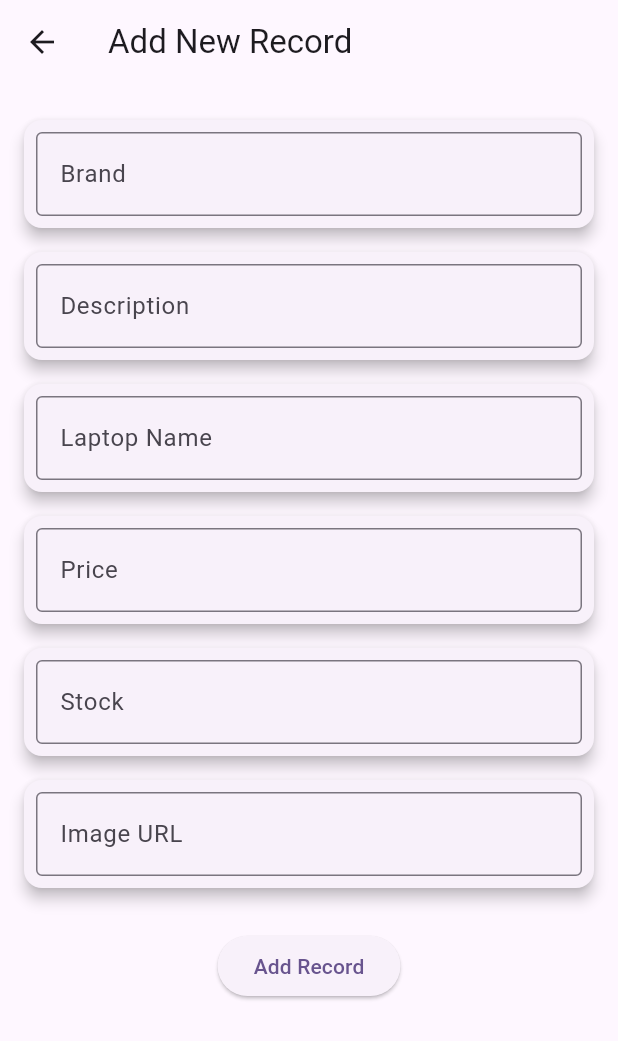
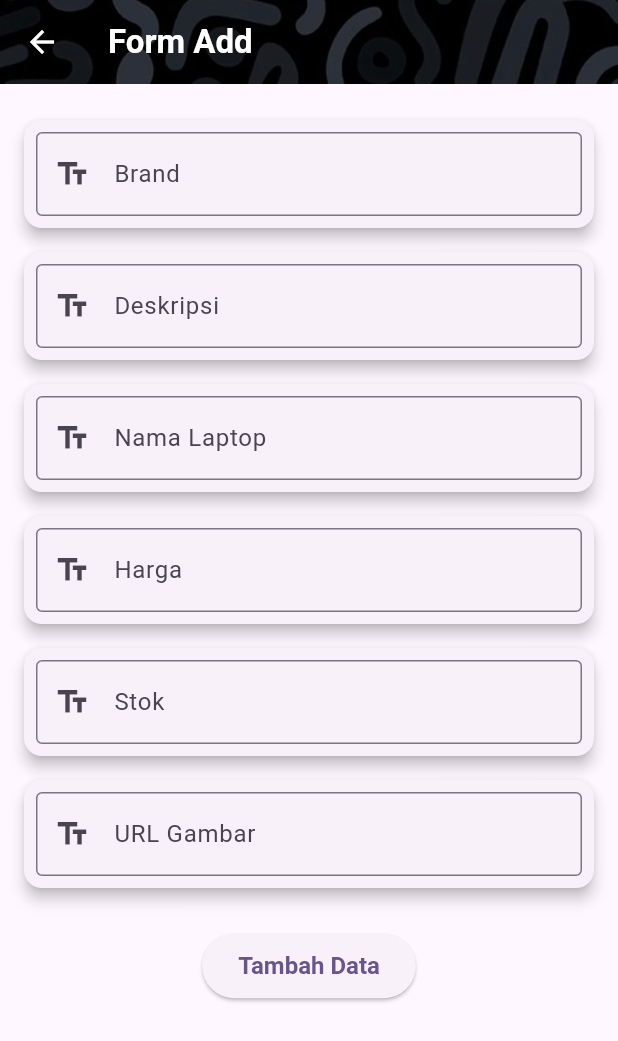
Before and after one commit to alijazzy/laptop_store, a Flutter app: the FormAddScreen screen opened directly, on a phone screen of 412 x 824 dp. Shown: the top 1041 px of the screen. Run offline on Flutter 3.47's test engine with Material 3 defaults, Android fonts, the light colour scheme and no system bars; our stand-ins replace cloud_firestore, csv, file_picker, firebase_auth, firebase_core, printing; accounts and stored records are empty; statements that could not run were skipped.

```diff
--- a/lib/page/form_add.dart
+++ b/lib/page/form_add.dart
@@ -9,7 +9,7 @@ class FormAddScreen extends StatefulWidget {
 }
 
 class _FormAddScreenState extends State<FormAddScreen> {
-  final _formKey = GlobalKey<FormState>();
+  final _formKey = GlobalKey<FormState>(); // Kunci untuk form
   final TextEditingController _brandController = TextEditingController();
   final TextEditingController _descriptionController = TextEditingController();
   final TextEditingController _laptopNameController = TextEditingController();
@@ -17,10 +17,11 @@ class _FormAddScreenState extends State<FormAddScreen> {
   final TextEditingController _stockController = TextEditingController();
   final TextEditingController _imageController = TextEditingController();
 
-  // Function to add data to Firestore
+  // Fungsi untuk menambahkan data ke Firestore
   Future<void> addDataToFirestore() async {
     if (_formKey.currentState?.validate() ?? false) {
       try {
+        // Menambahkan data ke koleksi 'laptop' di Firestore
         await FirebaseFirestore.instance.collection('laptop').add({
           'Brand': _brandController.text,
           'Deskripsi': _descriptionController.text,
@@ -30,11 +31,12 @@ class _FormAddScreenState extends State<FormAddScreen> {
           'Stok': int.tryParse(_stockController.text) ?? 0,
         });
 
+        // Menampilkan snackbar untuk sukses
         ScaffoldMessenger.of(context).showSnackBar(
-          const SnackBar(content: Text('Data successfully added!')),
+          const SnackBar(content: Text('Data berhasil ditambahkan!')),
         );
 
-        // Clear the form after submission
+        // Membersihkan form setelah data berhasil dikirim
         _brandController.clear();
         _descriptionController.clear();
         _laptopNameController.clear();
@@ -43,8 +45,9 @@ class _FormAddScreenState extends State<FormAddScreen> {
         _imageController.clear();
       } catch (e) {
         print("Error adding data: $e");
+        // Menampilkan snackbar jika gagal menambahkan data
         ScaffoldMessenger.of(context).showSnackBar(
-          const SnackBar(content: Text('Failed to add data!')),
+          const SnackBar(content: Text('Gagal menambahkan data!')),
         );
       }
     }
@@ -54,53 +57,88 @@ class _FormAddScreenState extends State<FormAddScreen> {
   Widget build(BuildContext context) {
     return Scaffold(
       appBar: AppBar(
-        title: const Text('Add New Record'),
+        elevation: 0,
+        backgroundColor: Colors.transparent,
+        iconTheme: const IconThemeData(color: Colors.white),
+        shape: const RoundedRectangleBorder(
+          borderRadius: BorderRadius.vertical(
+            bottom: Radius.circular(30),
+          ),
+        ),
+        flexibleSpace: Stack(
+          fit: StackFit.expand,
+          children: [
+            Image.asset(
+              'assets/Logo/background.jpg', // Gambar latar belakang
+              fit: BoxFit.cover,
+            ),
+            Container(
+              color:
+                  Colors.black.withOpacity(0.4), // Transparansi di atas gambar
+            ),
+          ],
+        ),
+        title: const Text(
+          'Form Add',
+          style: TextStyle(
+            fontWeight: FontWeight.bold,
+            color: Colors.white,
+          ),
+        ),
       ),
       body: Padding(
         padding: const EdgeInsets.all(16.0),
         child: SingleChildScrollView(
           child: Form(
-            key: _formKey,
+            key: _formKey, // Menyambungkan form dengan _formKey
             child: Column(
               crossAxisAlignment: CrossAxisAlignment.start,
               children: [
-                // Brand Field
+                // Field Brand
                 _buildTextField(
-                    _brandController, 'Brand', 'Please enter brand'),
+                    _brandController, 'Brand', 'Mohon masukkan brand'),
 
-                // Description Field
-                _buildTextField(_descriptionController, 'Description',
-                    'Please enter description'),
+                // Field Deskripsi
+                _buildTextField(_descriptionController, 'Deskripsi',
+                    'Mohon masukkan deskripsi'),
 
-                // Laptop Name Field
-                _buildTextField(_laptopNameController, 'Laptop Name',
-                    'Please enter laptop name'),
+                // Field Nama Laptop
+                _buildTextField(_laptopNameController, 'Nama Laptop',
+                    'Mohon masukkan nama laptop'),
 
-                // Price Field
-                _buildTextField(_priceController, 'Price', 'Please enter price',
+                // Field Harga
+                _buildTextField(
+                    _priceController, 'Harga', 'Mohon masukkan harga',
                     keyboardType: TextInputType.number),
 
-                // Stock Field
-                _buildTextField(_stockController, 'Stock', 'Please enter stock',
+                // Field Stok
+                _buildTextField(_stockController, 'Stok', 'Mohon masukkan stok',
                     keyboardType: TextInputType.number),
 
-                // Image URL Field
-                _buildTextField(
-                    _imageController, 'Image URL', 'Please enter image URL'),
+                // Field URL Gambar
+                _buildTextField(_imageController, 'URL Gambar',
+                    'Mohon masukkan URL gambar'),
 
                 const SizedBox(height: 20),
 
-                // Submit Button
+                // Tombol Submit
                 Center(
                   child: ElevatedButton(
                     onPressed: () async {
-                      // Add data to Firestore
+                      // Menambahkan data ke Firestore
                       await addDataToFirestore();
 
-                      // Navigate back to the ManageScreen after adding the data
+                      // Kembali ke halaman sebelumnya setelah data berhasil ditambahkan
                       Navigator.pop(context);
                     },
-                    child: const Text('Add Record'),
+                    child: const Text('Tambah Data'),
+                    style: ElevatedButton.styleFrom(
+                      // Penataan tombol
+                      padding: const EdgeInsets.symmetric(
+                          vertical: 12.0, horizontal: 24.0),
+                      textStyle: const TextStyle(
+                          fontSize: 16, fontWeight: FontWeight.bold),
+                    ),
                   ),
                 ),
               ],
@@ -111,6 +149,7 @@ class _FormAddScreenState extends State<FormAddScreen> {
     );
   }
 
+  // Fungsi untuk membuat text field dengan validasi
   Widget _buildTextField(
       TextEditingController controller, String label, String errorMessage,
       {TextInputType keyboardType = TextInputType.text}) {
@@ -124,11 +163,13 @@ class _FormAddScreenState extends State<FormAddScreen> {
           decoration: InputDecoration(
             labelText: label,
             border: const OutlineInputBorder(),
+            prefixIcon: const Icon(
+                Icons.text_fields), // Menambahkan ikon ke setiap field
           ),
           keyboardType: keyboardType,
           validator: (value) {
             if (value == null || value.isEmpty) {
-              return errorMessage;
+              return errorMessage; // Pesan error jika field kosong
             }
             return null;
           },
--- a/lib/page/homePage.dart
+++ b/lib/page/homePage.dart
@@ -21,7 +21,6 @@ class _HomePageState extends State<HomePage> {
   Widget build(BuildContext context) {
     return Scaffold(
       endDrawer: Drawer(
-        backgroundColor: Colors.white,
         backgroundColor: Colors.white,
         child: ListView(
           children: [
--- a/lib/page/manage_screen.dart
+++ b/lib/page/manage_screen.dart
@@ -332,7 +332,9 @@ class _ManageScreenState extends State<ManageScreen> {
                           return DataRow(
                             cells: [
                               DataCell(Text(d['Brand'] ?? '')),
-                              DataCell(Text(d['Deskripsi'] ?? '')),
+                              DataCell(Text(
+                                _truncateDescription(d['Deskripsi'] ?? '', 5),
+                              )),
                               DataCell(Text(d['Foto_Laptop'] ?? '')),
                               DataCell(Text(d['Harga']?.toString() ?? '0')),
                               DataCell(Text(d['Nama_Laptop'] ?? '')),
@@ -371,6 +373,15 @@ class _ManageScreenState extends State<ManageScreen> {
   }
 }
 
+String _truncateDescription(String text, int maxWords) {
+  final words = text.split(' '); // Pisahkan teks berdasarkan spasi (kata)
+  if (words.length <= maxWords) {
+    return text; // Jika jumlah kata lebih sedikit dari batas, kembalikan teks asli
+  }
+  return words.take(maxWords).join(' ') +
+      ' dst....'; // Gabungkan 5 kata pertama dengan "dst."
+}
+
 class EditScreen extends StatelessWidget {
   final String docId;
   final Map<String, dynamic> data;
```
Also changed, not shown: pubspec.lock.
